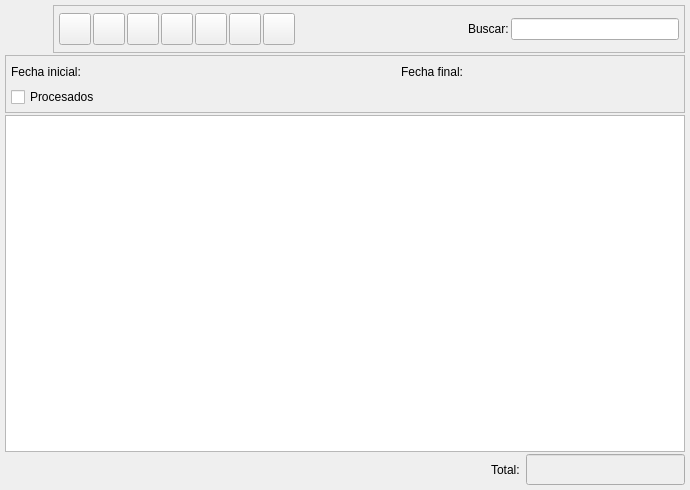
The window that bulmages/bulmafact/src/albaranclientelistbase.ui (eboladev/Bulmages-1) describes before a commit, drawn with Qt 5.
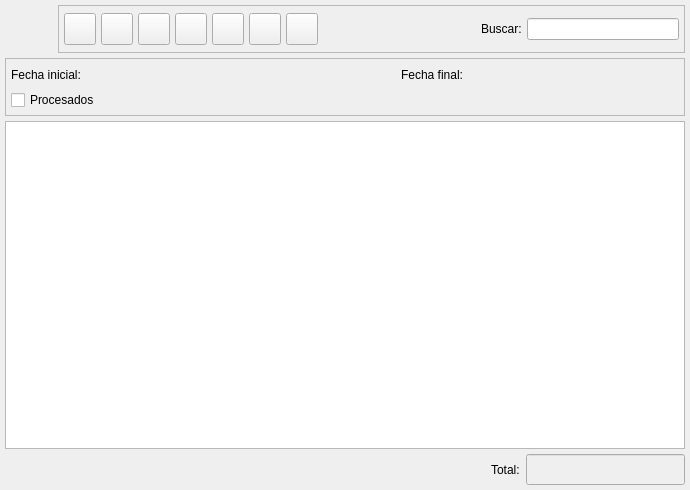
The same window after the commit. Icons and pictures are not drawn. Custom widgets are drawn as their Qt base class.

The edit to the form file:
```diff
--- a/bulmages/bulmafact/src/albaranclientelistbase.ui
+++ b/bulmages/bulmafact/src/albaranclientelistbase.ui
@@ -24,7 +24,7 @@
     <number>5</number>
    </property>
    <property name="spacing" >
-    <number>2</number>
+    <number>5</number>
    </property>
    <item>
     <layout class="QHBoxLayout" >
@@ -32,7 +32,7 @@
       <number>0</number>
      </property>
      <property name="spacing" >
-      <number>0</number>
+      <number>5</number>
      </property>
      <item>
       <widget class="QLabel" name="label" >
@@ -69,7 +69,7 @@
          <number>5</number>
         </property>
         <property name="spacing" >
-         <number>2</number>
+         <number>5</number>
         </property>
         <item>
          <widget class="QToolButton" name="mui_crear" >
```
